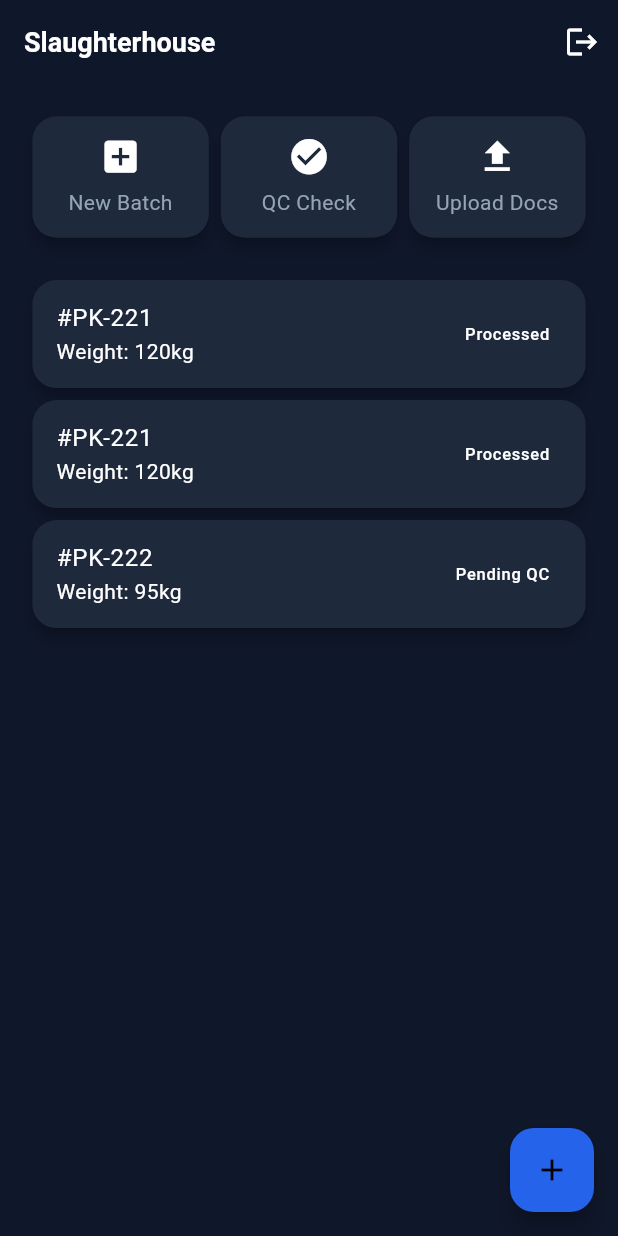
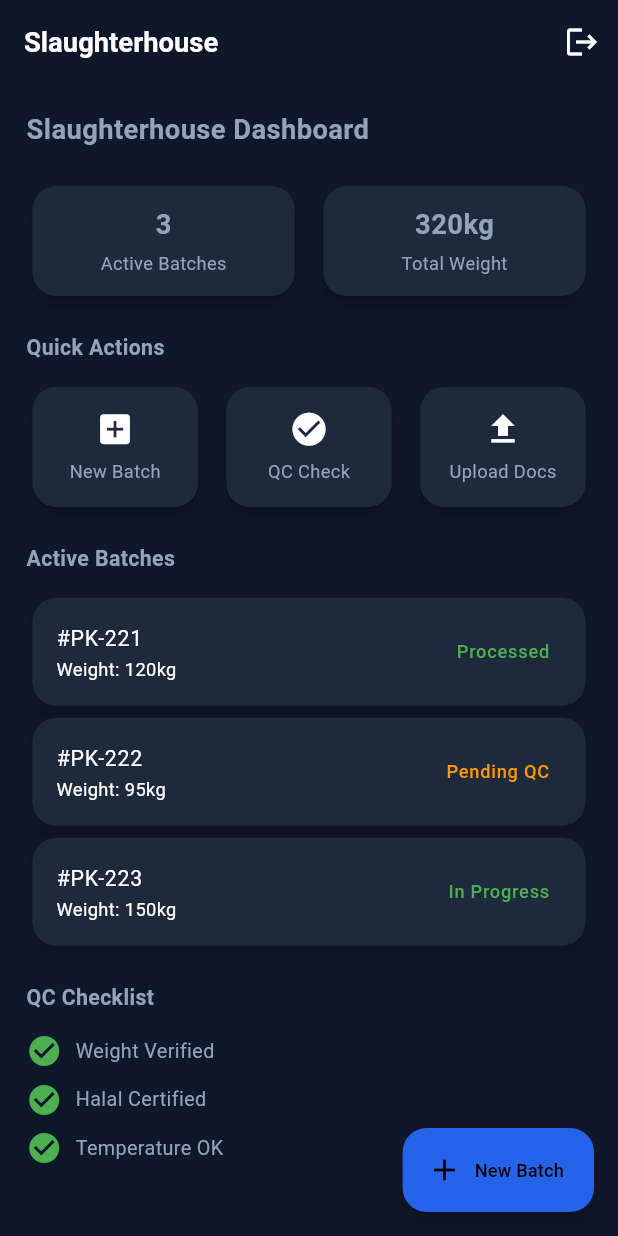
Before and after one commit to bilaltarar008/meat_exporter_app, a Flutter app: the screen it shows after launch, after a tap on "Login as Owner", after a tap on the "logout" icon, after a tap on "Login as Slaughterhouse", on a phone screen of 412 x 824 dp. Run offline on Flutter 3.47's test engine with Material 3 defaults, Android fonts, the phone set to English and light mode, and no system bars; our stand-ins replace drift, flutter_riverpod, flutter_screenutil; accounts and stored records are empty; generated files the repository leaves out were written again.

Commit message:
Update the UI and add responsiveness and scrolling

```diff
--- a/lib/features/home/owner_home.dart
+++ b/lib/features/home/owner_home.dart
@@ -1,66 +1,3 @@
-// import 'package:flutter/material.dart';
-// import 'package:flutter_riverpod/flutter_riverpod.dart';
-// import '../../core/auth/auth_provider.dart';
-//
-// class OwnerHomeScreen extends ConsumerWidget {
-//   const OwnerHomeScreen({super.key});
-//
-//   @override
-//   Widget build(BuildContext context, WidgetRef ref) {
-//     return Scaffold(
-//       appBar: AppBar(
-//         title: const Text("Owner Dashboard"),
-//         actions: [
-//           IconButton(
-//             icon: const Icon(Icons.logout),
-//             onPressed: () {
-//               ref.read(authProvider.notifier).state = null;
-//             },
-//           ),
-//         ],
-//       ),
-//       body: Padding(
-//         padding: const EdgeInsets.all(16),
-//         child: Column(
-//           children: [
-//             _buildKPI("Active Shipments", "12"),
-//             _buildKPI("In Transit", "5"),
-//             _buildKPI("Delivered", "20"),
-//             _buildKPI("Alerts", "2"),
-//
-//             const SizedBox(height: 20),
-//
-//             _buildCard("Shipment #UAE-992", "Karachi → Dubai", "2.1°C"),
-//           ],
-//         ),
-//       ),
-//     );
-//   }
-//
-//   Widget _buildKPI(String title, String value) {
-//     return Card(
-//       child: ListTile(
-//         title: Text(title),
-//         trailing: Text(
-//           value,
-//           style: const TextStyle(fontSize: 18, fontWeight: FontWeight.bold),
-//         ),
-//       ),
-//     );
-//   }
-//
-//   Widget _buildCard(String title, String route, String temp) {
-//     return Card(
-//       child: ListTile(
-//         title: Text(title),
-//         subtitle: Text(route),
-//         trailing: Text(temp),
-//       ),
-//     );
-//   }
-// }
-
-
 import 'package:flutter/material.dart';
 import 'package:flutter_riverpod/flutter_riverpod.dart';
 import 'package:flutter_screenutil/flutter_screenutil.dart';
@@ -87,48 +24,75 @@ class OwnerHomeScreen extends ConsumerWidget {
           ),
         ],
       ),
-      body: Padding(
+        body: SingleChildScrollView(
+          child: Padding(
             padding: EdgeInsets.all(16.w),
-        child: SingleChildScrollView(
             child: Column(
+              crossAxisAlignment: CrossAxisAlignment.start,
               children: [
-              _buildHeader(),
-              SizedBox(height: 20.h),
 
-              _buildKPIGrid(),
-              SizedBox(height: 20.h),
-
-              ElevatedButton(
-                onPressed: () async {
-                  await db.insertShipment(
-                    ShipmentsCompanion.insert(
-                      id: DateTime.now().toString(),
-                      origin: "Karachi",
-                      destination: "Dubai",
-                      temperature: 2.5,
-                      status: "In Transit",
-                    ),
-                  );
-                  ScaffoldMessenger.of(context).showSnackBar(
-                    SnackBar(
-                      content: const Text("Shipment Added"),
-                      backgroundColor: Colors.green,
-                      behavior: SnackBarBehavior.floating,
-                    ),
-                  );
-                },
-                child: Text("Add Shipment", style: TextStyle(fontSize: 14.sp)),
+                /// 🔹 HEADER
+                Row(
+                  mainAxisAlignment: MainAxisAlignment.spaceBetween,
+                  children: [
+                    Text("Welcome, Onwer",
+                        style: TextStyle(fontSize: 20.sp, fontWeight: FontWeight.bold)),
+                    const Icon(Icons.notifications),
+                  ],
                 ),
 
                 SizedBox(height: 20.h),
 
+                /// 🔹 KPI GRID
+                GridView.count(
+                  shrinkWrap: true,
+                  physics: const NeverScrollableScrollPhysics(),
+                  crossAxisCount: 2,
+                  crossAxisSpacing: 12.w,
+                  mainAxisSpacing: 12.h,
+                  children: const [
+                    KPIBox(title: "Active", value: "12"),
+                    KPIBox(title: "In Transit", value: "5"),
+                    KPIBox(title: "Delivered", value: "20"),
+                    KPIBox(title: "Alerts", value: "2"),
+                  ],
+                ),
+
+                SizedBox(height: 20.h),
+
+                /// 🔹 ACTION BUTTON
+
+                SizedBox(height: 20.h),
+
+                /// 🔹 SHIPMENTS LIST (NO EXPANDED)
                 _buildShipmentList(ref),
 
                 SizedBox(height: 20.h),
-              _buildAlerts(),
+
+                /// 🔹 ALERTS
+                Text("Alerts",
+                    style: TextStyle(fontSize: 14.sp, fontWeight: FontWeight.bold)),
+                SizedBox(height: 10.h),
+
+                Card(
+                  child: ListTile(
+                    leading: const Icon(Icons.warning, color: Colors.red),
+                    title: const Text("Temperature spike detected"),
+                    subtitle: const Text("Shipment #UAE-221"),
+                  ),
+                ),
 
                 SizedBox(height: 20.h),
-              _buildActivity(),
+
+                /// 🔹 ACTIVITY
+                Text("Recent Activity",
+                    style: TextStyle(fontSize: 14.sp, fontWeight: FontWeight.bold)),
+                SizedBox(height: 10.h),
+
+                const ActivityItem(text: "AWB uploaded"),
+                const ActivityItem(text: "Shipment departed"),
+
+                SizedBox(height: 40.h),
               ],
             ),
           ),
@@ -168,32 +132,43 @@ class OwnerHomeScreen extends ConsumerWidget {
   Widget _buildShipmentList(WidgetRef ref) {
     final db = ref.watch(dbProvider);
 
-    return StreamBuilder(
-      stream: db.watchShipments(),
+    return FutureBuilder(
+      future: db.getAllShipments(),
       builder: (context, snapshot) {
-        if (!snapshot.hasData) {
-          return const CircularProgressIndicator();
+
+        /// 🔄 LOADING
+        if (snapshot.connectionState == ConnectionState.waiting) {
+          return const Center(child: CircularProgressIndicator());
         }
 
-        final shipments = snapshot.data!;
-
-        if (shipments.isEmpty) {
-          return Text("No shipments yet", style: TextStyle(fontSize: 14.sp));
+        /// ❌ ERROR
+        if (snapshot.hasError) {
+          return const Text("Error loading shipments");
         }
 
+        final shipments = snapshot.data ?? [];
+
+        /// 📭 EMPTY STATE (THIS IS WHAT YOU WANT)
+        if (shipments.isEmpty) {
+          return Padding(
+            padding: EdgeInsets.only(top: 40.h),
+            child: Center(
+              child: Text(
+                "No shipments yet",
+                style: TextStyle(fontSize: 14.sp),
+              ),
+            ),
+          );
+        }
+
+        /// ✅ DATA
         return Column(
           children: shipments.map((s) {
             return Card(
               child: ListTile(
-                title: Text(s.id, style: TextStyle(fontSize: 14.sp)),
-                subtitle: Text(
-                  "${s.origin} → ${s.destination}",
-                  style: TextStyle(fontSize: 12.sp),
-                ),
-                trailing: Text(
-                  "${s.temperature}°C",
-                  style: TextStyle(fontSize: 12.sp),
-                ),
+                title: Text(s.id),
+                subtitle: Text("${s.origin} → ${s.destination}"),
+                trailing: Text("${s.temperature}°C"),
               ),
             );
           }).toList(),
--- a/lib/features/home/slaughterhouse_home.dart
+++ b/lib/features/home/slaughterhouse_home.dart
@@ -10,7 +10,7 @@ class SlaughterhouseHomeScreen extends ConsumerWidget {
   Widget build(BuildContext context, WidgetRef ref) {
     return Scaffold(
       appBar: AppBar(
-        title: const Text("Slaughterhouse"),
+        title: Text("Slaughterhouse", style: TextStyle(fontSize: 18.sp)),
         actions: [
           IconButton(
             icon: const Icon(Icons.logout),
@@ -20,95 +20,188 @@ class SlaughterhouseHomeScreen extends ConsumerWidget {
           ),
         ],
       ),
-      floatingActionButton: FloatingActionButton(
-        onPressed: () {},
-        child: const Icon(Icons.add),
+
+      /// ➕ CREATE BATCH BUTTON
+      floatingActionButton: FloatingActionButton.extended(
+        onPressed: () {
+          ScaffoldMessenger.of(context).showSnackBar(
+            const SnackBar(content: Text("Create Batch clicked")),
+          );
+        },
+        icon: const Icon(Icons.add),
+        label: Text("New Batch", style: TextStyle(fontSize: 12.sp)),
       ),
-      body: Padding(
+
+      body: SingleChildScrollView(
+        child: Padding(
           padding: EdgeInsets.all(16.w),
-        child: Column(
-          children: [
-            _buildActions(context),
-            SizedBox(height: 20.h),
-            _buildBatchList(),
-          ],
+          child: Column(
+            crossAxisAlignment: CrossAxisAlignment.start,
+            children: [
+
+              /// 🔹 HEADER
+              Text(
+                "Slaughterhouse Dashboard",
+                style: TextStyle(
+                  fontSize: 18.sp,
+                  fontWeight: FontWeight.bold,
+                ),
+              ),
+
+              SizedBox(height: 20.h),
+
+              /// 🔹 KPI
+              Row(
+                children: [
+                  _statCard("Active Batches", "3"),
+                  SizedBox(width: 10.w),
+                  _statCard("Total Weight", "320kg"),
+                ],
+              ),
+
+              SizedBox(height: 20.h),
+
+              /// 🔹 QUICK ACTIONS
+              Text(
+                "Quick Actions",
+                style: TextStyle(
+                  fontSize: 14.sp,
+                  fontWeight: FontWeight.bold,
+                ),
+              ),
+
+              SizedBox(height: 12.h),
+
+              Row(
+                children: [
+                  _actionCard("New Batch", Icons.add_box),
+                  SizedBox(width: 10.w),
+                  _actionCard("QC Check", Icons.check_circle),
+                  SizedBox(width: 10.w),
+                  _actionCard("Upload Docs", Icons.upload),
+                ],
+              ),
+
+              SizedBox(height: 20.h),
+
+              /// 🔹 ACTIVE BATCHES
+              Text(
+                "Active Batches",
+                style: TextStyle(
+                  fontSize: 14.sp,
+                  fontWeight: FontWeight.bold,
+                ),
+              ),
+
+              SizedBox(height: 12.h),
+
+              Column(
+                children: [
+                  _batchItem("#PK-221", "120kg", "Processed"),
+                  _batchItem("#PK-222", "95kg", "Pending QC"),
+                  _batchItem("#PK-223", "150kg", "In Progress"),
+                ],
+              ),
+
+              SizedBox(height: 20.h),
+
+              /// 🔹 QC CHECKLIST
+              Text(
+                "QC Checklist",
+                style: TextStyle(
+                  fontSize: 14.sp,
+                  fontWeight: FontWeight.bold,
+                ),
+              ),
+
+              SizedBox(height: 10.h),
+
+              _qcItem("Weight Verified"),
+              _qcItem("Halal Certified"),
+              _qcItem("Temperature OK"),
+
+              SizedBox(height: 40.h),
+            ],
+          ),
         ),
       ),
     );
   }
 
-  // 🔹 ACTION BUTTONS
-  Widget _buildActions(BuildContext context) {
-    return Row(
-      mainAxisAlignment: MainAxisAlignment.spaceBetween,
-      children: const [
-        ActionCard(title: "New Batch", icon: Icons.add_box),
-        ActionCard(title: "QC Check", icon: Icons.check_circle),
-        ActionCard(title: "Upload Docs", icon: Icons.upload),
-      ],
-    );
-  }
-
-  // 🔹 ACTIVE BATCHES
-  Widget _buildBatchList() {
-    return Expanded(
-      child: ListView(
-        children: const [
-          BatchItem(id: "#PK-221", weight: "120kg", status: "Processed"),
-          BatchItem(id: "#PK-221", weight: "120kg", status: "Processed"),
-          BatchItem(id: "#PK-222", weight: "95kg", status: "Pending QC"),
-        ],
-      ),
-    );
-  }
-}
-
-// 🔹 ACTION CARD
-class ActionCard extends StatelessWidget {
-  final String title;
-  final IconData icon;
-
-  const ActionCard({super.key, required this.title, required this.icon});
-
-  @override
-  Widget build(BuildContext context) {
+  /// 🔹 KPI CARD
+  Widget _statCard(String title, String value) {
     return Expanded(
       child: Card(
         child: Padding(
           padding: EdgeInsets.all(12.w),
           child: Column(
             children: [
-              Icon(icon, size: 28.sp),
-              SizedBox(height: 6.h),
-              Text(title, textAlign: TextAlign.center),
+              Text(
+                value,
+                style: TextStyle(
+                  fontSize: 18.sp,
+                  fontWeight: FontWeight.bold,
+                ),
+              ),
+              SizedBox(height: 4.h),
+              Text(title, style: TextStyle(fontSize: 12.sp)),
             ],
           ),
         ),
       ),
     );
   }
-}
 
-// 🔹 BATCH ITEM
-class BatchItem extends StatelessWidget {
-  final String id;
-  final String weight;
-  final String status;
+  /// 🔹 ACTION CARD
+  Widget _actionCard(String title, IconData icon) {
+    return Expanded(
+      child: Card(
+        child: Padding(
+          padding: EdgeInsets.all(14.w),
+          child: Column(
+            children: [
+              Icon(icon, size: 26.sp),
+              SizedBox(height: 6.h),
+              Text(title, style: TextStyle(fontSize: 12.sp)),
+            ],
+          ),
+        ),
+      ),
+    );
+  }
 
-  const BatchItem({
-    super.key,
-    required this.id,
-    required this.weight,
-    required this.status,
-  });
+  /// 🔹 BATCH ITEM
+  Widget _batchItem(String id, String weight, String status) {
+    final isPending = status.contains("Pending");
 
-  @override
-  Widget build(BuildContext context) {
     return Card(
       child: ListTile(
-        title: Text(id),
-        subtitle: Text("Weight: $weight"),
-        trailing: Text(status),
+        title: Text(id, style: TextStyle(fontSize: 14.sp)),
+        subtitle: Text(
+          "Weight: $weight",
+          style: TextStyle(fontSize: 12.sp),
+        ),
+        trailing: Text(
+          status,
+          style: TextStyle(
+            fontSize: 12.sp,
+            color: isPending ? Colors.orange : Colors.green,
+          ),
+        ),
+      ),
+    );
+  }
+
+  /// 🔹 QC ITEM
+  Widget _qcItem(String text) {
+    return Padding(
+      padding: EdgeInsets.symmetric(vertical: 4.h),
+      child: Row(
+        children: [
+          const Icon(Icons.check_circle, color: Colors.green),
+          SizedBox(width: 8.w),
+          Text(text, style: TextStyle(fontSize: 13.sp)),
+        ],
       ),
     );
   }
```
Also changed, not shown: lib/features/home/warehouse_home.dart (+143 -96 lines). Lines whose indentation alone changed are shown as unchanged.
